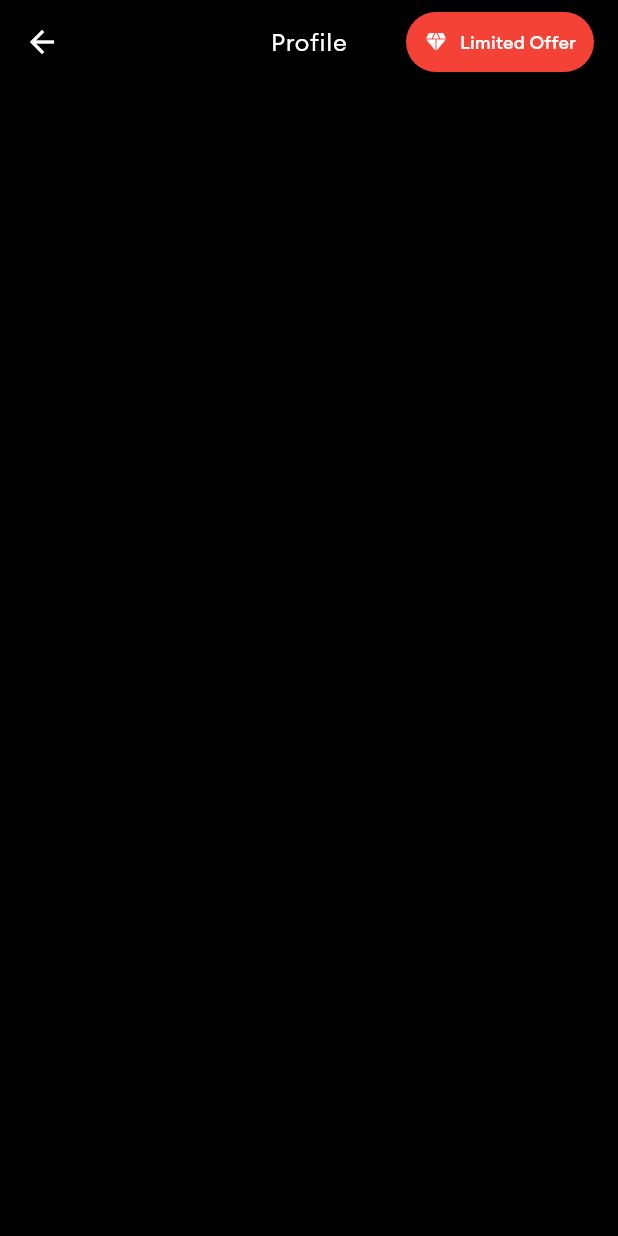
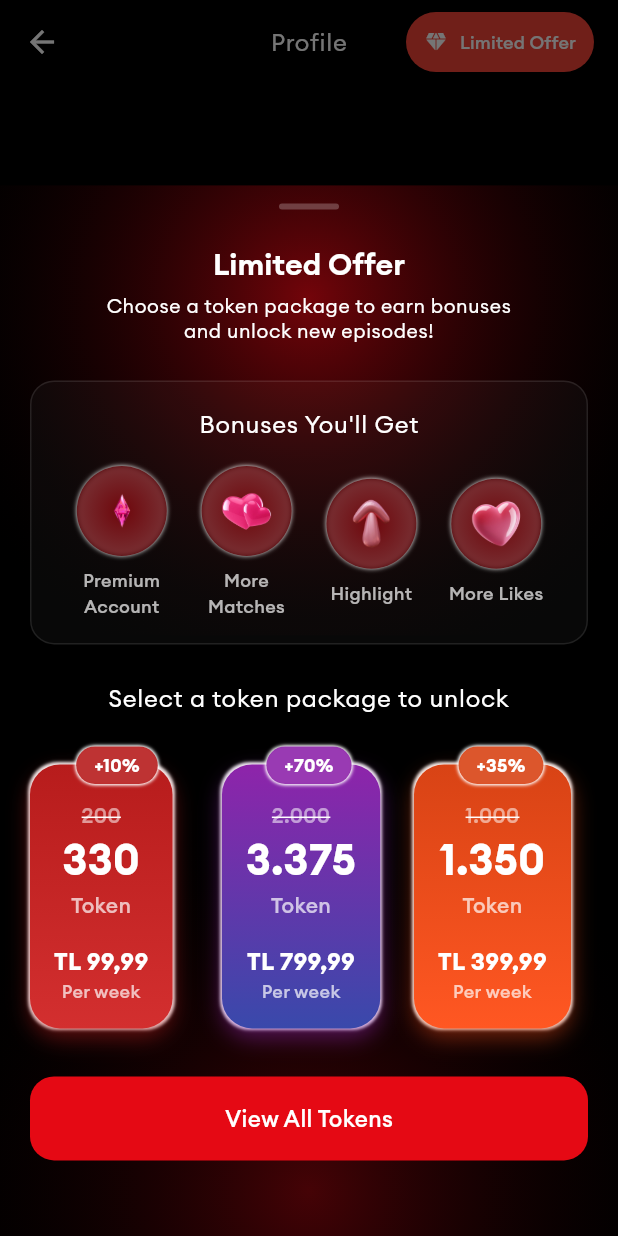
Before and after one commit to AhmetOzgul/shartflix-case, a Flutter app: the ProfilePage screen opened directly, after a tap on "Limited Offer", on a phone screen of 412 x 824 dp. Run offline on Flutter 3.47's test engine with Material 3 defaults, Android fonts, the phone set to English and light mode, and no system bars; our stand-ins replace cached_network_image, dio, easy_localization, equatable, flutter_bloc, flutter_secure_storage and 4 more; accounts and stored records are empty.

Commit message:
feat: limited offer bottom sheet

```diff
--- a/lib/features/profile/view/profile_page.dart
+++ b/lib/features/profile/view/profile_page.dart
@@ -6,6 +6,7 @@ import 'package:shartflix/features/profile/bloc/profile/profile_event.dart';
 import 'package:shartflix/features/profile/bloc/profile/profile_state.dart';
 import '../widgets/profile_info_widget.dart';
 import '../widgets/liked_movies_widget.dart';
+import '../widgets/limited_offer_bottom_sheet.dart';
 
 class ProfilePage extends StatefulWidget {
   const ProfilePage({super.key});
@@ -18,6 +19,15 @@ class _ProfilePageState extends State<ProfilePage> {
   @override
   void initState() {
     super.initState();
+  }
+
+  void _showLimitedOfferBottomSheet() {
+    showModalBottomSheet(
+      context: context,
+      isScrollControlled: true,
+      backgroundColor: Colors.transparent,
+      builder: (context) => const LimitedOfferBottomSheet(),
+    );
   }
 
   @override
@@ -39,7 +49,7 @@ class _ProfilePageState extends State<ProfilePage> {
           Container(
             margin: const EdgeInsets.only(right: 16),
             child: ElevatedButton.icon(
-              onPressed: () {},
+              onPressed: _showLimitedOfferBottomSheet,
               icon: const Icon(Icons.diamond, color: Colors.white, size: 16),
               label: Text(
                 'profile.limited_offer'.tr(),
--- /dev/null
+++ b/lib/features/profile/widgets/limited_offer_bottom_sheet.dart
@@ -0,0 +1,388 @@
+import 'dart:ui';
+import 'package:flutter/material.dart';
+import 'package:easy_localization/easy_localization.dart';
+import 'package:shartflix/shared/widgets/primary_button.dart';
+
+class LimitedOfferBottomSheet extends StatelessWidget {
+  const LimitedOfferBottomSheet({super.key});
+
+  @override
+  Widget build(BuildContext context) {
+    return Stack(
+      children: [
+        Container(
+          height: MediaQuery.of(context).size.height * 0.85,
+          decoration: const BoxDecoration(
+            color: Colors.black,
+            borderRadius: BorderRadius.vertical(top: Radius.circular(50)),
+          ),
+        ),
+
+        Positioned(
+          top: 0,
+          left: 0,
+          right: 0,
+          height: 300,
+          child: IgnorePointer(
+            child: Container(
+              decoration: BoxDecoration(
+                gradient: RadialGradient(
+                  center: const Alignment(0, -0.5),
+                  radius: 0.9,
+                  colors: [
+                    Theme.of(
+                      context,
+                    ).colorScheme.primary.withValues(alpha: 0.5),
+                    Colors.transparent,
+                  ],
+                  stops: const [0, 1],
+                ),
+              ),
+            ),
+          ),
+        ),
+
+        Positioned(
+          bottom: 0,
+          left: 0,
+          right: 0,
+          height: 300,
+          child: IgnorePointer(
+            child: Container(
+              decoration: BoxDecoration(
+                gradient: RadialGradient(
+                  center: const Alignment(0, 0.8),
+                  radius: 0.9,
+                  colors: [
+                    Theme.of(
+                      context,
+                    ).colorScheme.primary.withValues(alpha: 0.3),
+                    Colors.transparent,
+                  ],
+                  stops: const [0, 1],
+                ),
+              ),
+            ),
+          ),
+        ),
+
+        Positioned.fill(
+          child: Column(
+            children: [
+              const SizedBox(height: 12),
+              Container(
+                width: 40,
+                height: 4,
+                decoration: BoxDecoration(
+                  color: Colors.white24,
+                  borderRadius: BorderRadius.circular(2),
+                ),
+              ),
+              const SizedBox(height: 24),
+              Expanded(
+                child: SingleChildScrollView(
+                  padding: const EdgeInsets.symmetric(horizontal: 20),
+                  child: Column(
+                    crossAxisAlignment: CrossAxisAlignment.center,
+                    children: [
+                      _buildTitleSection(context),
+                      const SizedBox(height: 24),
+                      _buildBonusesSection(context),
+                      const SizedBox(height: 24),
+                      _buildTokenPackagesSection(context),
+                      const SizedBox(height: 32),
+                      PrimaryButton(
+                        onPressed: () {},
+                        text: 'profile.offer.view_all_tokens'.tr(),
+                      ),
+                    ],
+                  ),
+                ),
+              ),
+            ],
+          ),
+        ),
+      ],
+    );
+  }
+
+  Widget _buildTitleSection(BuildContext context) {
+    return Column(
+      crossAxisAlignment: CrossAxisAlignment.center,
+      children: [
+        Text(
+          'profile.offer.title'.tr(),
+          textAlign: TextAlign.center,
+          style: Theme.of(context).textTheme.displaySmall,
+        ),
+        SizedBox(height: 8),
+        Text(
+          'profile.offer.description'.tr(),
+          textAlign: TextAlign.center,
+          style: Theme.of(context).textTheme.bodySmall,
+        ),
+      ],
+    );
+  }
+
+  Widget _buildBonusesSection(BuildContext context) {
+    return Container(
+      padding: const EdgeInsets.symmetric(vertical: 16, horizontal: 12),
+      decoration: BoxDecoration(
+        color: Theme.of(context).colorScheme.onPrimary.withValues(alpha: 0.03),
+        borderRadius: BorderRadius.circular(16),
+        border: Border.all(
+          color: Theme.of(context).colorScheme.onPrimary.withValues(alpha: 0.1),
+        ),
+      ),
+      child: Column(
+        children: [
+          Text(
+            'profile.offer.bonuses_title'.tr(),
+            style: Theme.of(context).textTheme.bodyLarge,
+          ),
+          const SizedBox(height: 16),
+          Row(
+            mainAxisAlignment: MainAxisAlignment.spaceEvenly,
+            children: [
+              _buildBonusItem(
+                context,
+                'bonus1',
+                'profile.offer.bonus_premium'.tr(),
+              ),
+              _buildBonusItem(
+                context,
+                'bonus2',
+                'profile.offer.bonus_matches'.tr(),
+              ),
+              _buildBonusItem(
+                context,
+                'bonus3',
+                'profile.offer.bonus_highlight'.tr(),
+              ),
+              _buildBonusItem(
+                context,
+                'bonus4',
+                'profile.offer.bonus_likes'.tr(),
+              ),
+            ],
+          ),
+        ],
+      ),
+    );
+  }
+
+  Widget _buildBonusItem(BuildContext context, String assetName, String label) {
+    return Column(
+      children: [
+        Container(
+          width: 60,
+          height: 60,
+          decoration: BoxDecoration(
+            shape: BoxShape.circle,
+            gradient: RadialGradient(
+              center: Alignment.center,
+              radius: 3,
+              colors: [Color(0xFF6F060B), Colors.transparent],
+              stops: [0.0, 1],
+            ),
+            boxShadow: [
+              BoxShadow(
+                color: Colors.white.withValues(alpha: 1),
+                blurRadius: 2,
+                spreadRadius: -0.1,
+              ),
+            ],
+          ),
+          child: Center(
+            child: Image.asset(
+              'assets/images/$assetName.png',
+              width: 36,
+              height: 36,
+            ),
+          ),
+        ),
+        const SizedBox(height: 8),
+        SizedBox(
+          width: 70,
+          child: Text(
+            label,
+            maxLines: 2,
+            textAlign: TextAlign.center,
+            style: const TextStyle(color: Colors.white70, fontSize: 12),
+          ),
+        ),
+      ],
+    );
+  }
+
+  Widget _buildTokenPackagesSection(BuildContext context) {
+    final totalPadding = 20 * 2;
+    final spacing = 12 * 2;
+    final cardWidth =
+        (MediaQuery.of(context).size.width - totalPadding - spacing) / 3;
+
+    return Column(
+      crossAxisAlignment: CrossAxisAlignment.stretch,
+      children: [
+        Text(
+          'profile.offer.select_package'.tr(),
+          textAlign: TextAlign.center,
+          style: Theme.of(context).textTheme.bodyLarge,
+        ),
+        const SizedBox(height: 32),
+        Row(
+          children: [
+            SizedBox(
+              width: cardWidth,
+              child: _buildTokenPackage(
+                discount: '+10%',
+                original: '200',
+                current: '330',
+                price: 'TL 99,99',
+                gradientColors: [Color(0xFFB71C1C), Color(0xFFD32F2F)],
+              ),
+            ),
+            const SizedBox(width: 12),
+            SizedBox(
+              width: cardWidth,
+              child: _buildTokenPackage(
+                discount: '+70%',
+                original: '2.000',
+                current: '3.375',
+                price: 'TL 799,99',
+                gradientColors: [Color(0xFF8E24AA), Color(0xFF3949AB)],
+              ),
+            ),
+            const SizedBox(width: 12),
+            SizedBox(
+              width: cardWidth,
+              child: _buildTokenPackage(
+                discount: '+35%',
+                original: '1.000',
+                current: '1.350',
+                price: 'TL 399,99',
+                gradientColors: [Color(0xFFD84315), Color(0xFFFF5722)],
+              ),
+            ),
+          ],
+        ),
+      ],
+    );
+  }
+
+  Widget _buildTokenPackage({
+    required String discount,
+    required String original,
+    required String current,
+    required String price,
+    required List<Color> gradientColors,
+  }) {
+    final pillColor = gradientColors.first.withValues(alpha: 0.9);
+
+    return Stack(
+      clipBehavior: Clip.none,
+      children: [
+        Container(
+          padding: const EdgeInsets.fromLTRB(16, 16, 16, 16),
+          decoration: BoxDecoration(
+            gradient: LinearGradient(
+              begin: Alignment.topCenter,
+              end: Alignment.bottomCenter,
+              colors: gradientColors,
+            ),
+            borderRadius: BorderRadius.circular(20),
+            boxShadow: [
+              BoxShadow(
+                color: Colors.white.withValues(alpha: 1),
+                spreadRadius: 1,
+                blurRadius: 1,
+                offset: Offset.zero,
+              ),
+              BoxShadow(
+                color: gradientColors.first.withValues(alpha: 0.5),
+                blurRadius: 12,
+                offset: const Offset(0, 6),
+              ),
+            ],
+          ),
+          child: Column(
+            crossAxisAlignment: CrossAxisAlignment.center,
+            children: [
+              const SizedBox(height: 8),
+              Text(
+                original,
+                textAlign: TextAlign.center,
+                style: const TextStyle(
+                  color: Colors.white54,
+                  fontSize: 14,
+                  decoration: TextDecoration.lineThrough,
+                ),
+              ),
+              Text(
+                current,
+                textAlign: TextAlign.center,
+                style: const TextStyle(
+                  color: Colors.white,
+                  fontSize: 28,
+                  fontWeight: FontWeight.bold,
+                ),
+              ),
+              Text(
+                'profile.offer.token'.tr(),
+                textAlign: TextAlign.center,
+                style: const TextStyle(color: Colors.white70, fontSize: 14),
+              ),
+              const SizedBox(height: 16),
+              Text(
+                price,
+                textAlign: TextAlign.center,
+                style: const TextStyle(
+                  color: Colors.white,
+                  fontSize: 16,
+                  fontWeight: FontWeight.bold,
+                ),
+              ),
+              Text(
+                'profile.offer.price_per_week'.tr(),
+                textAlign: TextAlign.center,
+                style: const TextStyle(color: Colors.white70, fontSize: 12),
+              ),
+            ],
+          ),
+        ),
+
+        Positioned(
+          top: -12,
+          left: 0,
+          right: 0,
+          child: Center(
+            child: Container(
+              padding: const EdgeInsets.symmetric(vertical: 4, horizontal: 12),
+              decoration: BoxDecoration(
+                color: pillColor,
+                borderRadius: BorderRadius.circular(16),
+                boxShadow: [
+                  BoxShadow(
+                    color: Colors.white,
+                    spreadRadius: 1,
+                    blurRadius: 1,
+                    offset: Offset.zero,
+                  ),
+                ],
+              ),
+              child: Text(
+                discount,
+                style: const TextStyle(
+                  color: Colors.white,
+                  fontSize: 12,
+                  fontWeight: FontWeight.bold,
+                ),
+              ),
+            ),
+          ),
+        ),
+      ],
+    );
+  }
+}
--- a/lib/shared/themes/app_theme.dart
+++ b/lib/shared/themes/app_theme.dart
@@ -29,6 +29,11 @@ class AppTheme {
           color: textColor,
           fontSize: 32,
           fontWeight: FontWeight.bold,
+        ),
+        displaySmall: TextStyle(
+          color: textColor,
+          fontSize: 20,
+          fontWeight: FontWeight.w600,
         ),
         titleLarge: TextStyle(
           color: textColor,
@@ -85,6 +90,11 @@ class AppTheme {
           fontSize: 32,
           fontWeight: FontWeight.bold,
         ),
+        displaySmall: TextStyle(
+          color: textColor,
+          fontSize: 20,
+          fontWeight: FontWeight.w600,
+        ),
         titleLarge: TextStyle(
           color: textColor,
           fontSize: 18,
--- a/pubspec.yaml
+++ b/pubspec.yaml
@@ -49,3 +49,4 @@ flutter:
   assets:
     - assets/translations/
     - assets/lottie/
+    - assets/images/
```
Also changed, not shown: assets/translations/en-US.json (+13 -0 lines), assets/translations/tr.json (+18 -5 lines), assets/images/bonus1.png (added), assets/images/bonus2.png (added), assets/images/bonus3.png (added), assets/images/bonus4.png (added).
